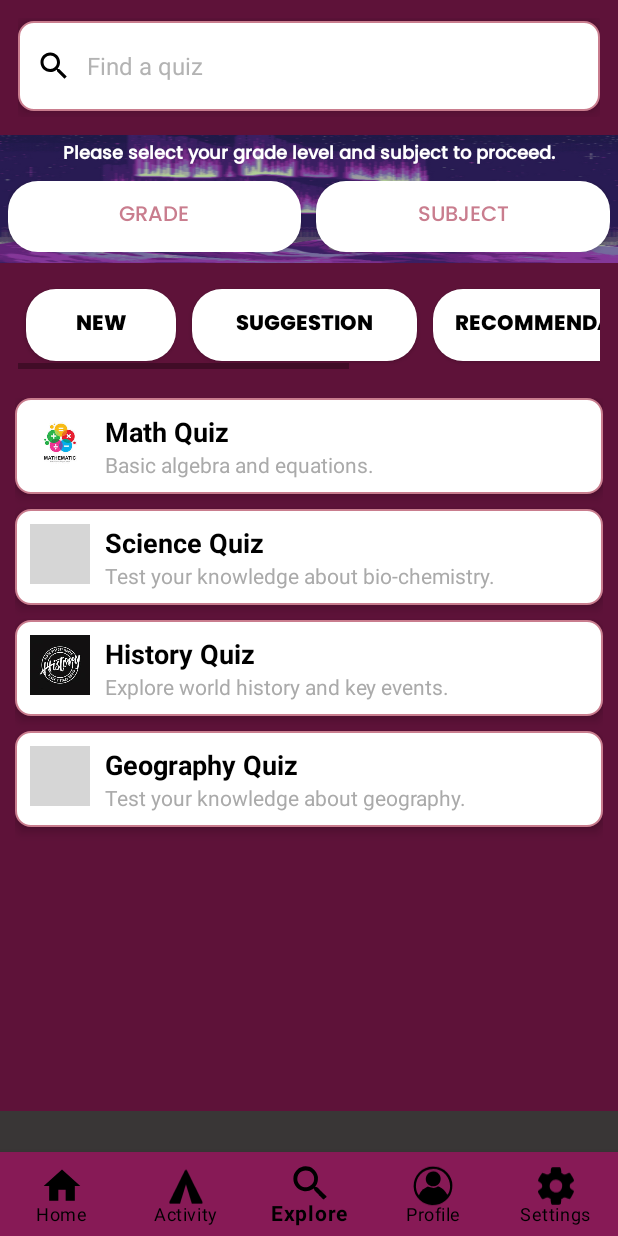
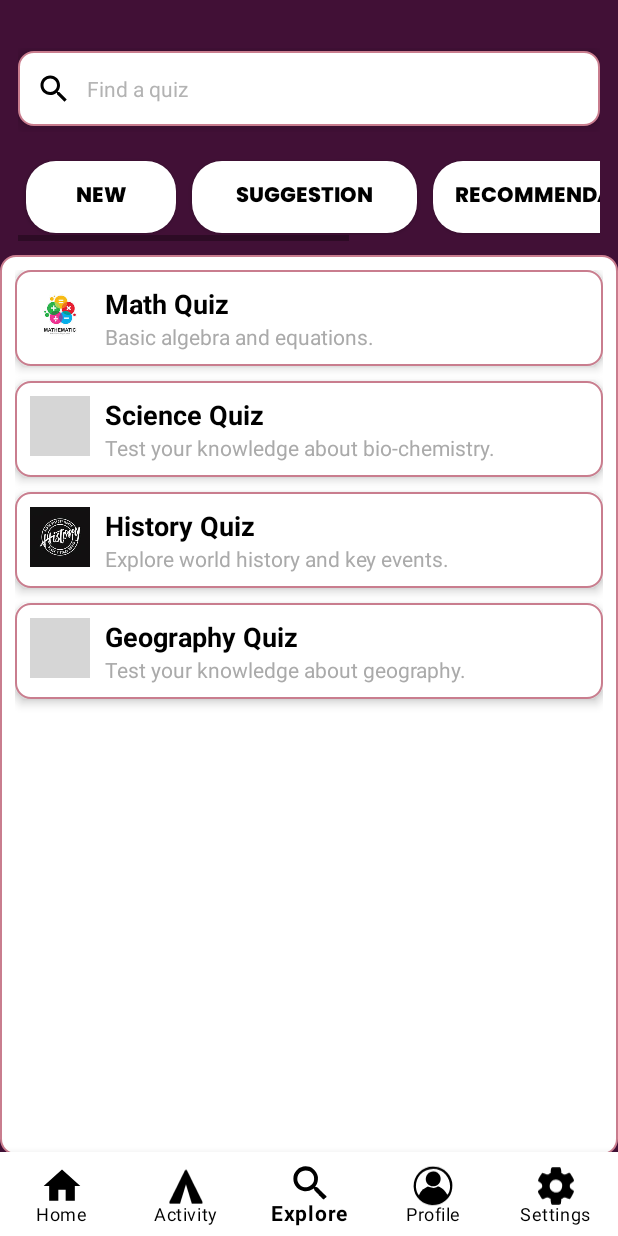
Before and after one commit to Jecchisauce/Quizora1, an Android app: the MainActivity screen opened directly, with no data from a screen before it, item 3 of the bottom bar chosen, on a phone screen of 412 x 824 dp. Run offline under Robolectric (Android 15) with nearby library versions, the phone set to English and light mode, and no system bars; our stand-ins replace data binding; grey boxes are pictures that could not be loaded.

Commit message:
Color Changed for both Profile and Search Layout

```diff
--- a/Quizora/app/src/main/res/layout/activity_login_form.xml
+++ b/Quizora/app/src/main/res/layout/activity_login_form.xml
@@ -7,7 +7,7 @@
         android:id="@+id/main"
         android:layout_width="match_parent"
         android:layout_height="match_parent"
-        android:background="@drawable/b_g"
+        android:background="@drawable/gb"
         tools:context=".Login">
 
         <ImageView
--- a/Quizora/app/src/main/res/layout/activity_main.xml
+++ b/Quizora/app/src/main/res/layout/activity_main.xml
@@ -23,7 +23,7 @@
         android:layout_width="match_parent"
         android:layout_height="wrap_content"
         android:layout_gravity="bottom"
-        android:background="#871a56"
+        android:background="@color/white"
         app:menu="@menu/bottom_nav_menu"
         app:layout_constraintBottom_toBottomOf="parent"
         app:layout_constraintStart_toStartOf="parent"
--- a/Quizora/app/src/main/res/layout/fragment_explore.xml
+++ b/Quizora/app/src/main/res/layout/fragment_explore.xml
@@ -3,32 +3,33 @@
     xmlns:tools="http://schemas.android.com/tools"
     android:layout_width="match_parent"
     android:layout_height="match_parent"
-    android:background="#5E1239"
+    android:background="#411036"
     tools:context=".ExploreFragment">
 
     <RelativeLayout
+        android:layout_marginTop="20dp"
         android:layout_width="match_parent"
-        android:layout_height="90dp"
-        android:background="#5E1239"
+        android:layout_height="80dp"
+        android:background="@android:color/transparent"
         android:padding="12dp">
 
         <LinearLayout
+            android:layout_width="389dp"
+            android:layout_height="50dp"
             android:layout_marginTop="2dp"
-            android:layout_width="match_parent"
-            android:layout_height="60dp"
             android:background="@drawable/textbox"
+            android:elevation="6dp"
+            android:gravity="center_vertical"
             android:orientation="horizontal"
             android:paddingStart="12dp"
-            android:paddingEnd="12dp"
-            android:gravity="center_vertical"
-            android:elevation="6dp">
+            android:paddingEnd="12dp">
 
             <ImageView
                 android:id="@+id/search_icon"
                 android:layout_width="wrap_content"
                 android:layout_height="48dp"
                 android:contentDescription="Search Icon"
-                android:src="@drawable/se_arch"/>
+                android:src="@drawable/se_arch" />
 
             <EditText
                 android:id="@+id/search_bar"
@@ -40,7 +41,7 @@
                 android:paddingStart="10dp"
                 android:textColor="@color/black"
                 android:textColorHint="#B3B3B3"
-                android:textSize="16sp" />
+                android:textSize="14sp" />
 
             <ImageView
                 android:id="@+id/clear_button"
@@ -55,65 +56,11 @@
     </RelativeLayout>
 
 
-    <LinearLayout
-        android:outlineAmbientShadowColor="@color/black"
-        android:layout_width="match_parent"
-        android:layout_height="85dp"
-        android:layout_marginTop="90dp"
-        android:background="@drawable/art_bg"
-        android:gravity="center"
-        android:orientation="vertical">
-
-        <TextView
-            android:id="@+id/titleText"
-            android:layout_width="wrap_content"
-            android:layout_height="24dp"
-            android:fontFamily="@font/poppins_medium"
-            android:gravity="center"
-            android:text="Please select your grade level and subject to proceed."
-            android:textColor="@android:color/white"
-            android:textSize="12sp"
-            android:textStyle="bold" />
-
-        <LinearLayout
-            android:layout_width="match_parent"
-            android:layout_height="58dp"
-            android:padding="5dp"
-            android:gravity="center"
-            android:orientation="horizontal">
-
-            <Button
-                android:id="@+id/Gradebtn"
-                android:layout_width="0dp"
-                android:layout_height="wrap_content"
-                android:layout_weight="0.8"
-                android:background="@drawable/borders"
-                android:fontFamily="@font/poppins_medium"
-                android:text="Grade"
-                android:textColor="#C97D8E" />
-
-            <Button
-                android:id="@+id/Subjectbtn"
-                android:layout_width="0dp"
-                android:layout_height="wrap_content"
-                android:layout_weight="0.8"
-                android:layout_marginStart="10dp"
-                android:background="@drawable/borders"
-                android:fontFamily="@font/poppins_medium"
-                android:text="Subject"
-                android:textColor="#C97D8E" />
-        </LinearLayout>
-
-
-
-    </LinearLayout>
-
     <HorizontalScrollView
         android:id="@+id/scrollbar"
         android:layout_width="match_parent"
         android:layout_height="wrap_content"
-        android:layout_marginTop="175dp"
-        android:background="#5E1239"
+        android:layout_marginTop="90dp"
         android:padding="12dp"
         android:fillViewport="true">
 
@@ -135,7 +82,7 @@
             <Button
                 android:id="@+id/Sugbtn"
                 android:layout_width="150dp"
-                android:layout_height="wrap_content"
+                android:layout_height="48dp"
                 android:layout_margin="5dp"
                 android:background="@drawable/borders"
                 android:fontFamily="@font/poppins_extrabold"
@@ -178,13 +125,14 @@
 
     <ScrollView
         android:layout_width="match_parent"
-        android:layout_height="485dp"
-        android:layout_marginTop="255dp"
+        android:layout_height="600dp"
+        android:layout_marginTop="170dp"
         android:fillViewport="true">
 
         <LinearLayout
             android:layout_width="match_parent"
             android:layout_height="wrap_content"
+            android:background="@drawable/textbox"
             android:orientation="vertical"
             android:padding="10dp">
 
--- a/Quizora/app/src/main/res/layout/fragment_profile.xml
+++ b/Quizora/app/src/main/res/layout/fragment_profile.xml
@@ -17,7 +17,6 @@
         android:layout_marginStart="890px"
         android:layout_marginBottom="4dp"
         android:background="@android:color/transparent"
-        android:drawableTint="@color/white"
         android:paddingRight="9dp"
         android:drawableRight="@drawable/edit_mode"
         android:textSize="15sp"
@@ -25,6 +24,7 @@
         android:contentDescription="Editprofile"/>
 
     <RelativeLayout
+        android:background="@color/white"
         android:layout_width="match_parent"
         android:layout_height="46dp"
         android:layout_marginTop="0dp">
@@ -37,7 +37,7 @@
             android:layout_centerInParent="true"
             android:fontFamily="@font/poppins_extrabold"
             android:text="Profile"
-            android:textColor="#FFFFFF"
+            android:textColor="@color/black"
             android:textSize="19sp" />
 
 
@@ -48,7 +48,7 @@
         android:layout_height="700dp"
         android:layout_gravity="center"
         android:layout_marginTop="30dp"
-        android:background="#1f1e1e"
+        android:background="#411036"
         android:gravity="center"
         android:orientation="vertical"
         android:paddingBottom="30dp">
@@ -93,7 +93,7 @@
             android:layout_height="wrap_content"
             android:layout_gravity="bottom"
             android:layout_margin="16dp"
-            android:background="@drawable/sign_border"
+            android:background="@drawable/textbox"
             android:elevation="4dp"
             android:orientation="vertical"
             android:padding="16dp">
@@ -103,7 +103,7 @@
                 android:layout_height="wrap_content"
                 android:layout_marginBottom="8dp"
                 android:text="Personal Details"
-                android:textColor="#FFFFFF"
+                android:textColor="@color/black"
                 android:textSize="16sp"
                 android:textStyle="bold" />
 
@@ -117,7 +117,7 @@
                 android:layout_width="wrap_content"
                 android:layout_height="wrap_content"
                 android:text="Name"
-                android:textColor="#FFFFFF"
+                android:textColor="@color/black"
                 android:textSize="14sp"
                 android:textStyle="bold" />
 
@@ -133,7 +133,7 @@
                 android:layout_width="wrap_content"
                 android:layout_height="wrap_content"
                 android:text="Email"
-                android:textColor="#FFFFFF"
+                android:textColor="@color/black"
                 android:textSize="14sp"
                 android:textStyle="bold" />
 
@@ -149,7 +149,7 @@
                 android:layout_width="wrap_content"
                 android:layout_height="wrap_content"
                 android:text="User"
-                android:textColor="#FFFFFF"
+                android:textColor="@color/black"
                 android:textSize="14sp"
                 android:textStyle="bold" />
 
```
Also changed, not shown: Quizora/app/src/main/res/drawable/bg.jpg (added), Quizora/app/src/main/res/drawable/gb.jpg (added), 24 other files.
